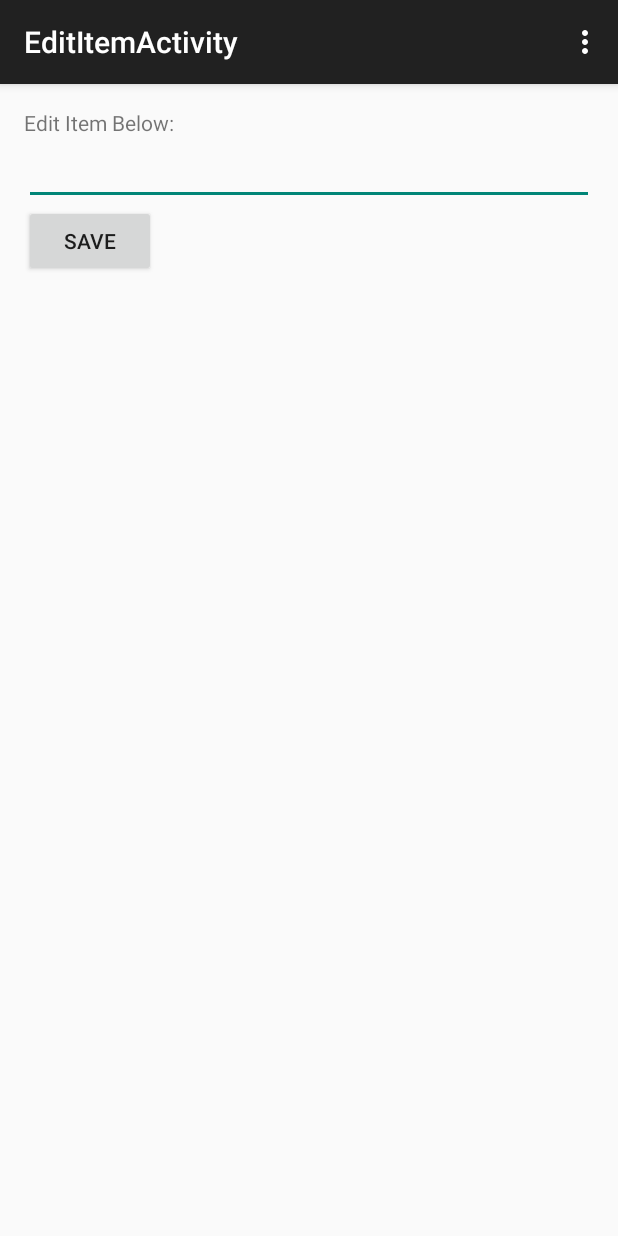
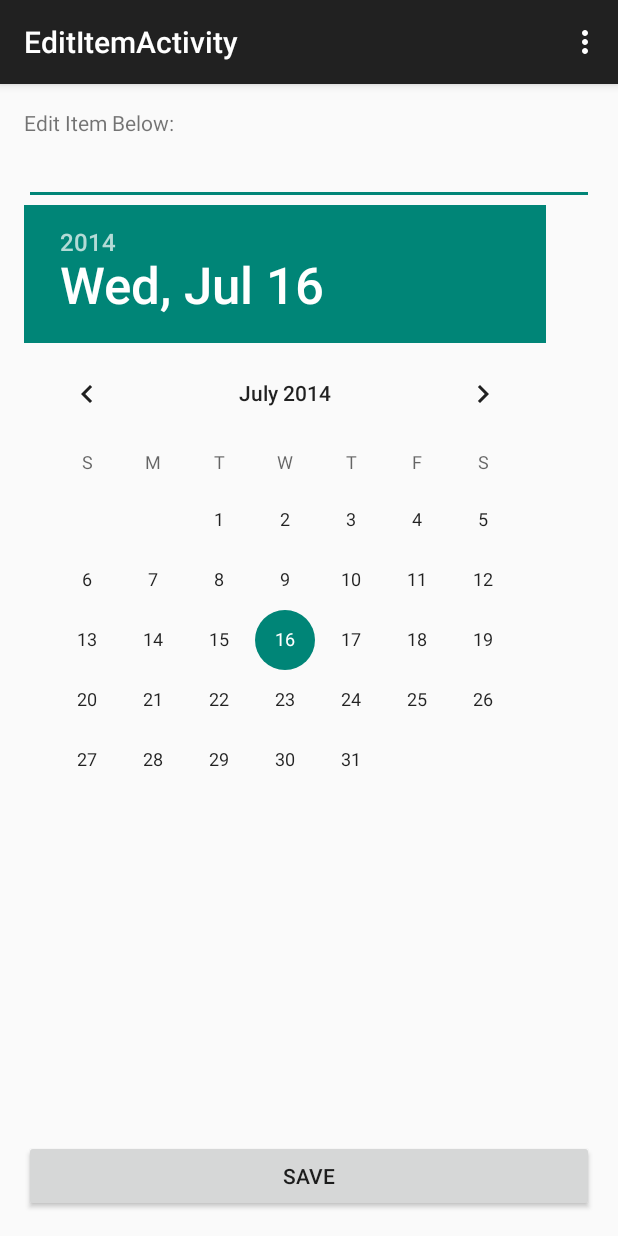
Before and after one commit to TomHarte/AndroidTODOList, an Android app: the screen it shows after launch (EditItemActivity), after a tap on an icon or button, on a phone screen of 412 x 824 dp. Run offline under Robolectric (Android 15) with nearby library versions, the phone set to English and light mode, and no system bars; 1 other tap on this screen came first.

```diff
--- a/app/src/main/java/com/thomasharte/view/EditItemActivity.java
+++ b/app/src/main/java/com/thomasharte/view/EditItemActivity.java
@@ -6,9 +6,14 @@ import android.os.Bundle;
 import android.view.Menu;
 import android.view.MenuItem;
 import android.view.View;
+import android.widget.DatePicker;
 import android.widget.EditText;
 
+import com.thomasharte.model.TodoItem;
 import com.thomasharte.todo.R;
+
+import java.util.Calendar;
+import java.util.Date;
 
 public class EditItemActivity extends ActionBarActivity {
 
@@ -21,21 +26,61 @@ public class EditItemActivity extends ActionBarActivity {
         super.onCreate(savedInstanceState);
         setContentView(R.layout.activity_edit_item);
 
-        // grab the text of the item we're editing from the intent
-        String itemContent = (String)
+        // grab the todo item we're editing from the intent
+        TodoItem item = (TodoItem)
                 getIntent().getSerializableExtra(MainActivity.ITEM_CONTENT_KEY);
 
-        // stuff it into the edit text (which I'm just going to find afresh
+        // stuff the description into the edit text (which I'm just going to find afresh
         // every time I want it rather than storing to an instance variable,
         // maybe that's considered ugly?)
         EditText etItem = (EditText)findViewById(R.id.etItem);
-        etItem.setText(itemContent);
+        etItem.setText(item.getDescription());
+
+        // also populate the date picker, using the user's Calendar to separate
+        // the date into day/month/year
+        DatePicker dpPicker = (DatePicker)findViewById(R.id.dpDate);
+        Date date = item.getDate();
+        Calendar calendar = Calendar.getInstance();
+        calendar.setTime(date);
+
+        int year = calendar.get(Calendar.YEAR);
+        int month = calendar.get(Calendar.MONTH);
+        int day = calendar.get(Calendar.DAY_OF_MONTH);
+        dpPicker.updateDate(year, month, day);
     }
 
 
     public void saveTodoItem(View v) {
-        // grab the view again, so that...
+        // grab the description
         EditText etItem = (EditText)findViewById(R.id.etItem);
+        String description = etItem.getText().toString();
+
+        // ... also get a date
+        DatePicker dpPicker = (DatePicker)findViewById(R.id.dpDate);
+        Calendar calendar = Calendar.getInstance();
+        int month = Calendar.JANUARY;
+        // there's the whiff of extreme desperation here for a reason:
+        // DatePicker returns an int, Calendar wants an int but I can't
+        // seem to figure out how to guarantee that the int is equal to
+        // one of the individually defined month values other than this
+        // tedious and error-prone switch. This will need to be revisited
+        switch (dpPicker.getMonth()) {
+            default: break;
+            case 0: month = Calendar.JANUARY; break;
+            case 1: month = Calendar.FEBRUARY; break;
+            case 2: month = Calendar.MARCH; break;
+            case 3: month = Calendar.APRIL; break;
+            case 4: month = Calendar.MAY; break;
+            case 5: month = Calendar.JUNE; break;
+            case 6: month = Calendar.JULY; break;
+            case 7: month = Calendar.AUGUST; break;
+            case 8: month = Calendar.SEPTEMBER; break;
+            case 9: month = Calendar.OCTOBER; break;
+            case 10: month = Calendar.NOVEMBER; break;
+            case 11: month = Calendar.DECEMBER; break;
+        }
+        calendar.set(dpPicker.getYear(), month, dpPicker.getDayOfMonth());
+        Date date = calendar.getTime();
 
         // we can report that this activity ended ok, with the generated
         // content being the latest string. Idiomatically I decided it was
@@ -43,7 +88,7 @@ public class EditItemActivity extends ActionBarActivity {
         // that assumes I know who triggered me, or else requires anybody
         // that isn't MainActivity to know not just me but also MainActivity
         Intent data = new Intent();
-        data.putExtra(EditItemActivity.ITEM_CONTENT_KEY, etItem.getText().toString());
+        data.putExtra(EditItemActivity.ITEM_CONTENT_KEY, new TodoItem(description, date));
         setResult(RESULT_OK, data);
         finish();
     }
--- a/app/src/main/res/layout/activity_edit_item.xml
+++ b/app/src/main/res/layout/activity_edit_item.xml
@@ -32,8 +32,19 @@
         android:layout_height="wrap_content"
         android:text="Save"
         android:id="@+id/btnSave"
+        android:onClick="saveTodoItem"
+        android:layout_alignParentBottom="true"
+        android:layout_alignParentLeft="true"
+        android:layout_alignParentStart="true"
+        android:layout_alignParentRight="true"
+        android:layout_alignParentEnd="true" />
+
+    <DatePicker
+        android:layout_width="wrap_content"
+        android:layout_height="wrap_content"
+        android:id="@+id/dpDate"
         android:layout_below="@+id/etItem"
         android:layout_alignParentLeft="true"
-        android:layout_alignParentStart="true"
-        android:onClick="saveTodoItem" />
+        android:layout_alignParentStart="true" />
+
 </RelativeLayout>
```
Also changed, not shown: app/src/main/java/com/thomasharte/view/MainActivity.java (+5 -5 lines).
